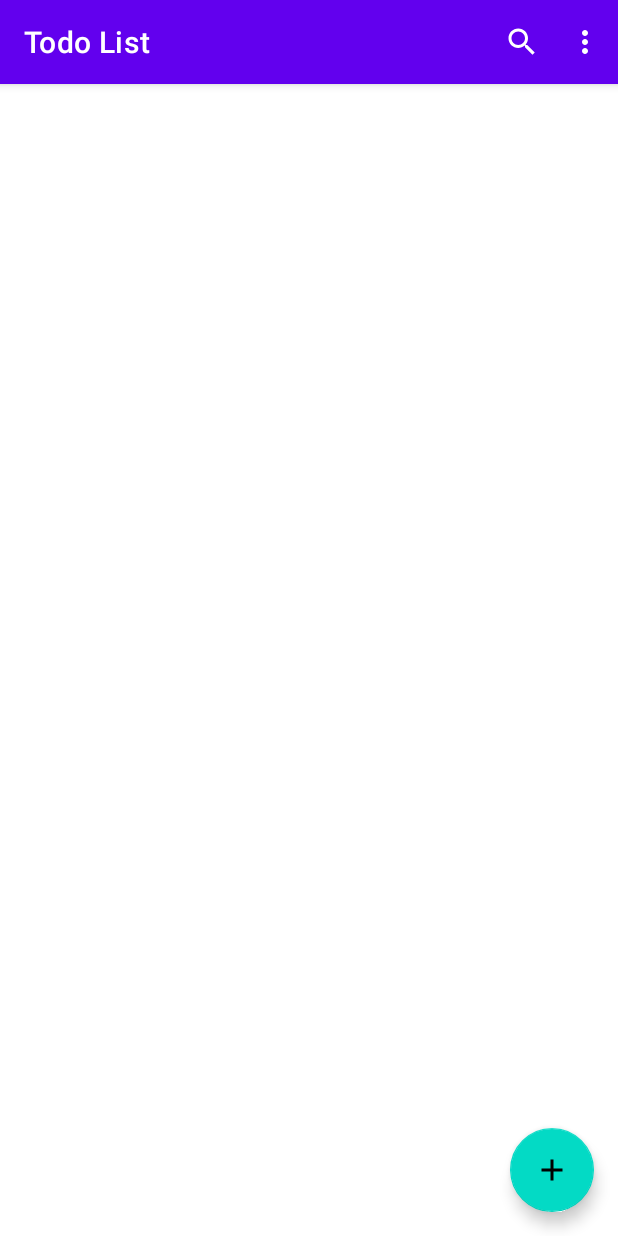
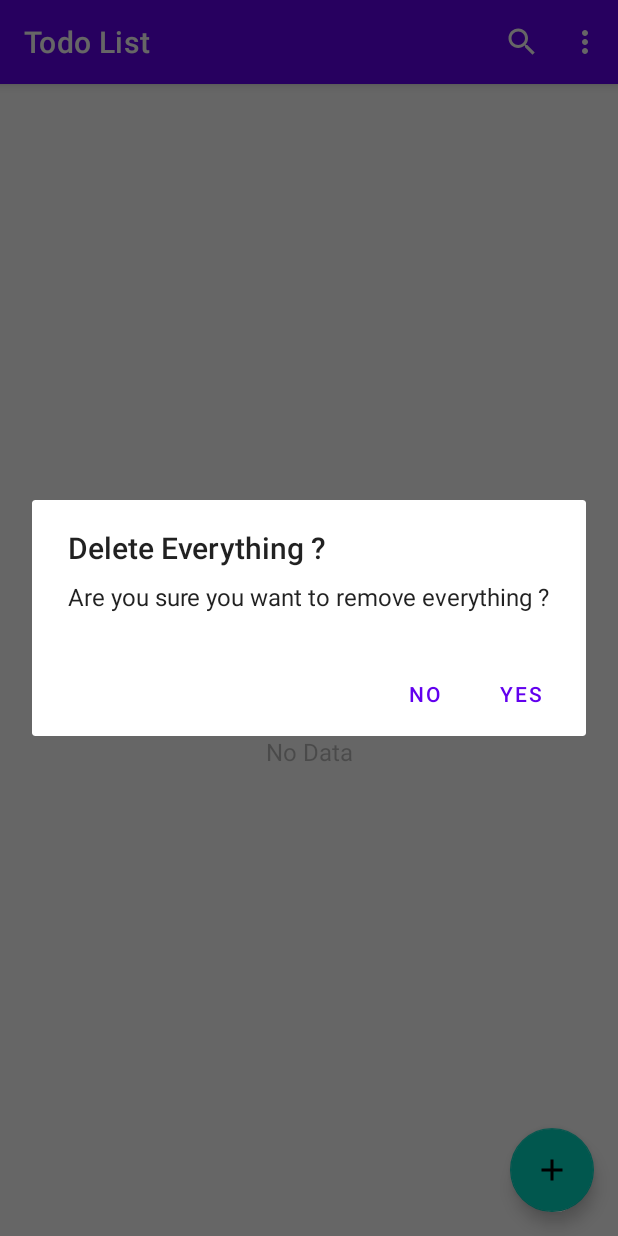
Before and after one commit to raihanArman/TodoApp, an Android app: the screen it shows after launch (MainActivity), in the options menu, after a tap on "Delete All", on a phone screen of 412 x 824 dp. Run offline under Robolectric (Android 15) with nearby library versions, the phone set to English and light mode, and no system bars; our stand-ins replace Room's generated code, data binding, navigation-ui.

Commit message:
Fitur Delete

```diff
--- a/app/src/main/java/id/co/todoapp/ListFragment.kt
+++ b/app/src/main/java/id/co/todoapp/ListFragment.kt
@@ -1,7 +1,9 @@
 package id.co.todoapp
 
+import android.app.AlertDialog
 import android.os.Bundle
 import android.view.*
+import android.widget.Toast
 import androidx.fragment.app.Fragment
 import androidx.databinding.DataBindingUtil
 import androidx.fragment.app.viewModels
@@ -10,6 +12,7 @@ import androidx.navigation.fragment.findNavController
 import androidx.recyclerview.widget.LinearLayoutManager
 import id.co.todoapp.data.viewmodel.ToDoViewModel
 import id.co.todoapp.databinding.FragmentListBinding
+import id.co.todoapp.fragments.SharedViewModel
 import id.co.todoapp.fragments.list.ListAdapter
 
 
@@ -17,6 +20,7 @@ class ListFragment : Fragment() {
 
     private val listAdapter: ListAdapter by lazy { ListAdapter(requireContext()) }
     private val viewModel : ToDoViewModel by viewModels()
+    private val mSharedViewModel: SharedViewModel by viewModels()
     lateinit var dataBinding : FragmentListBinding
 
     override fun onCreateView(
@@ -38,7 +42,12 @@ class ListFragment : Fragment() {
         }
 
         viewModel.getAllData.observe(viewLifecycleOwner, Observer {data->
+            mSharedViewModel.checkIfDatabaseEmpty(data)
             listAdapter.setData(data)
+        })
+
+        mSharedViewModel.emptyDatabase.observe(viewLifecycleOwner, Observer {
+            showEmptyDatabaseView(it)
         })
 
         dataBinding.floatingActionButton.setOnClickListener {
@@ -53,7 +62,39 @@ class ListFragment : Fragment() {
 
     }
 
+    private fun showEmptyDatabaseView(emptyDatabase: Boolean) {
+        if(emptyDatabase){
+            dataBinding.ivNoData.visibility = View.VISIBLE
+            dataBinding.tvNoData.visibility = View.VISIBLE
+        }else{
+            dataBinding.ivNoData.visibility = View.GONE
+            dataBinding.tvNoData.visibility = View.GONE
+        }
+    }
+
     override fun onCreateOptionsMenu(menu: Menu, inflater: MenuInflater) {
         inflater.inflate(R.menu.list_fragment_menu, menu)
     }
+
+    override fun onOptionsItemSelected(item: MenuItem): Boolean {
+        if (item.itemId == R.id.delete_all){
+            confirmRemoveAll()
+        }
+        return super.onOptionsItemSelected(item)
+    }
+
+    private fun confirmRemoveAll() {
+
+        val builder = AlertDialog.Builder(requireContext())
+        builder.setPositiveButton("Yes"){_,_ ->
+            viewModel.deleteAll()
+            Toast.makeText(requireContext(), "Successfully Removed All", Toast.LENGTH_LONG).show()
+        }
+        builder.setNegativeButton("No"){_,_ ->
+
+        }
+        builder.setTitle("Delete Everything ?")
+        builder.setMessage("Are you sure you want to remove everything ?")
+        builder.create().show()
+    }
 }
--- a/app/src/main/java/id/co/todoapp/data/ToDoDao.kt
+++ b/app/src/main/java/id/co/todoapp/data/ToDoDao.kt
@@ -15,4 +15,10 @@ interface ToDoDao {
 
     @Update
     suspend fun updateData(todoData: TodoData)
+
+    @Delete
+    suspend fun deleteItem(todoData: TodoData)
+
+    @Query("DELETE FROM todo_table")
+    suspend fun deleteAll()
 }
--- a/app/src/main/java/id/co/todoapp/fragments/SharedViewModel.kt
+++ b/app/src/main/java/id/co/todoapp/fragments/SharedViewModel.kt
@@ -8,10 +8,18 @@ import android.widget.AdapterView
 import android.widget.TextView
 import androidx.core.content.ContextCompat
 import androidx.lifecycle.AndroidViewModel
+import androidx.lifecycle.MutableLiveData
 import id.co.todoapp.R
 import id.co.todoapp.data.models.Priority
+import id.co.todoapp.data.models.TodoData
 
 class SharedViewModel(application: Application): AndroidViewModel(application) {
+
+    val emptyDatabase: MutableLiveData<Boolean> = MutableLiveData(true)
+
+    fun checkIfDatabaseEmpty(todoData: List<TodoData>){
+        emptyDatabase.value = todoData.isEmpty()
+    }
 
     val listener: AdapterView.OnItemSelectedListener = object : AdapterView.OnItemSelectedListener{
         override fun onNothingSelected(parent: AdapterView<*>?) {
--- a/app/src/main/java/id/co/todoapp/fragments/list/ListAdapter.kt
+++ b/app/src/main/java/id/co/todoapp/fragments/list/ListAdapter.kt
@@ -4,6 +4,7 @@ import android.content.Context
 import android.view.ContextMenu
 import android.view.LayoutInflater
 import android.view.ViewGroup
+import android.widget.Toast
 import androidx.core.content.ContextCompat
 import androidx.databinding.DataBindingUtil
 import androidx.navigation.findNavController
--- a/app/src/main/res/layout/fragment_list.xml
+++ b/app/src/main/res/layout/fragment_list.xml
@@ -31,7 +31,7 @@
             android:layout_margin="16dp"/>
 
         <ImageView
-            android:id="@+id/imageView"
+            android:id="@+id/iv_no_data"
             android:layout_width="100dp"
             android:layout_height="100dp"
             android:alpha="0.5"
@@ -43,7 +43,7 @@
             app:layout_constraintTop_toTopOf="parent" />
 
         <TextView
-            android:id="@+id/textView"
+            android:id="@+id/tv_no_data"
             android:layout_width="wrap_content"
             android:layout_height="wrap_content"
             android:text="No Data"
@@ -52,7 +52,7 @@
             android:textSize="16sp"
             app:layout_constraintEnd_toEndOf="parent"
             app:layout_constraintStart_toStartOf="parent"
-            app:layout_constraintTop_toBottomOf="@+id/imageView" />
+            app:layout_constraintTop_toBottomOf="@+id/iv_no_data" />
 
     </androidx.constraintlayout.widget.ConstraintLayout>
 </layout>
```
Also changed, not shown: app/src/main/java/id/co/todoapp/UpdateFragment.kt (+19 -0 lines), app/src/main/java/id/co/todoapp/data/repository/ToDoRepository.kt (+8 -0 lines), app/src/main/java/id/co/todoapp/data/viewmodel/ToDoViewModel.kt (+12 -0 lines), 70 other files.
